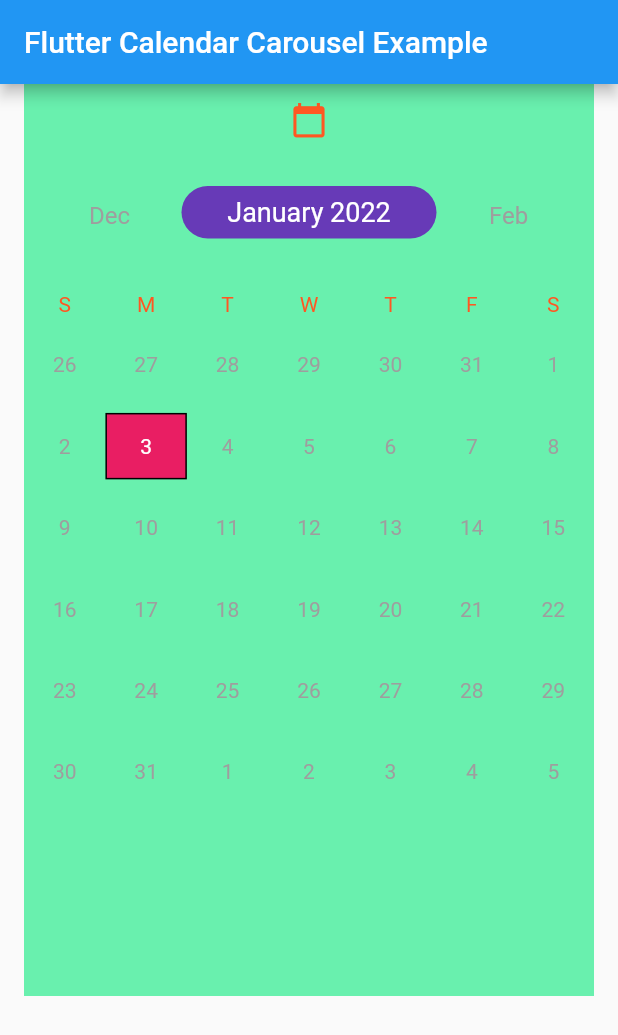
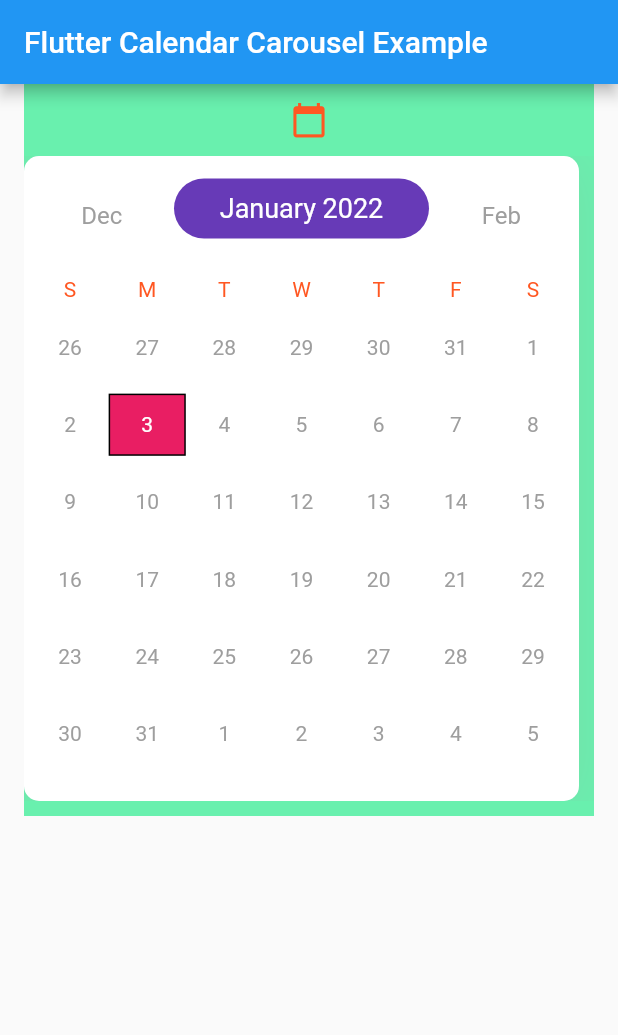
Before and after one commit to MarceloEsser/flutter-carousel-calendar, a Flutter app: the screen it shows after launch, on a phone screen of 412 x 824 dp. Shown: the top 1035 px of the screen. Run offline on Flutter 3.47's test engine with Material 2 defaults, Android fonts, the phone set to English and light mode, and no system bars; our stand-ins replace jiffy.

Commit message:
better calendar height and minDate/maxDate selection

```diff
--- a/example/lib/main.dart
+++ b/example/lib/main.dart
@@ -113,6 +113,8 @@ class _MyHomePageState extends State<MyHomePage> {
   void initState() {
     super.initState();
     _currentDate2 = DateTime.now();
+    _targetDateTime = DateTime.now();
+
     widget.completedWeeks.forEach((element) {
       DateTime subtractedDateTime = Jiffy(DateTime.now())
           .subtract(weeks: weekNumber(DateTime.now()) - element)
@@ -141,11 +143,8 @@ class _MyHomePageState extends State<MyHomePage> {
     });
   }
 
-
-
   @override
   Widget build(BuildContext context) {
-
     final _calendarCarouselNoHeader = CalendarCarousel<Event>(
       markedDatesMap: _markedDateMap,
       todayBorderColor: Colors.black,
@@ -154,7 +153,7 @@ class _MyHomePageState extends State<MyHomePage> {
       completedWeeks: completedWeeks,
       weekDayFormat: WeekdayFormat.narrow,
       locale: Platform.localeName,
-      hasCarouselHeader: true,
+      targetDateTime: _targetDateTime,
       selectedDayButtonColor: Colors.pink,
       selectedDayTextStyle: TextStyle(color: Colors.white),
       daysTextStyle: TextStyle(color: Colors.grey),
@@ -163,7 +162,20 @@ class _MyHomePageState extends State<MyHomePage> {
       onDayPressed: (date, events) {
         this.setState(() => _currentDate2 = date);
       },
-      height: 550.0,
+      hasCarouselHeader: true,
+      boxDecoration: BoxDecoration(
+          color: Colors.white,
+          borderRadius: BorderRadius.circular(10),
+          boxShadow: [
+            BoxShadow(
+              color: Colors.grey.withOpacity(0.2),
+              spreadRadius: 3,
+              blurRadius: 32,
+              offset: Offset(0, 3), // changes position of shadow
+            ),
+          ]),
+      height: 430.0,
+      width: 370,
       onCalendarChanged: (DateTime date) {
         this.setState(() {
           _targetDateTime = date;
@@ -213,6 +225,7 @@ class _MyHomePageState extends State<MyHomePage> {
                       if (value != null) {
                         setState(() {
                           _currentDate2 = value;
+                          _targetDateTime = value;
                         });
                       }
                     });
--- a/lib/src/calendar_carrousel_header.dart
+++ b/lib/src/calendar_carrousel_header.dart
@@ -37,7 +37,7 @@ class _CalendarCarouselHeaderState extends State<CalendarCarouselHeader>
   @override
   void initState() {
     mPagerController = new PageController(
-        initialPage: widget.selectedIndex, viewportFraction: 0.35);
+        initialPage: widget.selectedIndex, viewportFraction: 0.37);
     super.initState();
   }
 
@@ -59,15 +59,14 @@ class _CalendarCarouselHeaderState extends State<CalendarCarouselHeader>
   @override
   Widget build(BuildContext context) {
     return Container(
-      margin: EdgeInsets.only(top: 20),
-      height: 40,
+      height: 50,
       child: Stack(
         children: [
           Center(
             child: Container(
-              margin: EdgeInsets.only(bottom: 5),
+              margin: EdgeInsets.only(bottom: 10),
               width: 170,
-              height: 35,
+              height: 45,
               decoration: BoxDecoration(
                 color: widget.selectedDateColor,
                 borderRadius: BorderRadius.circular(50),
@@ -81,6 +80,7 @@ class _CalendarCarouselHeaderState extends State<CalendarCarouselHeader>
                   widget.pageChangeListener(selectedIndex);
                 }
               },
+
               itemCount: widget.dates.length,
               scrollDirection: Axis.horizontal,
               itemBuilder: (context, index) {
@@ -129,7 +129,7 @@ class _CalendarCarouselHeaderState extends State<CalendarCarouselHeader>
 
   Widget selectedDateHeader(String formattedDate) {
     return Padding(
-      padding: const EdgeInsets.only(bottom: 5),
+      padding: const EdgeInsets.only(bottom: 10),
       child: Center(
         child: Text(
           formattedDate,
```
Also changed, not shown: lib/flutter_calendar_carousel.dart (+60 -6 lines), 1 other file.
